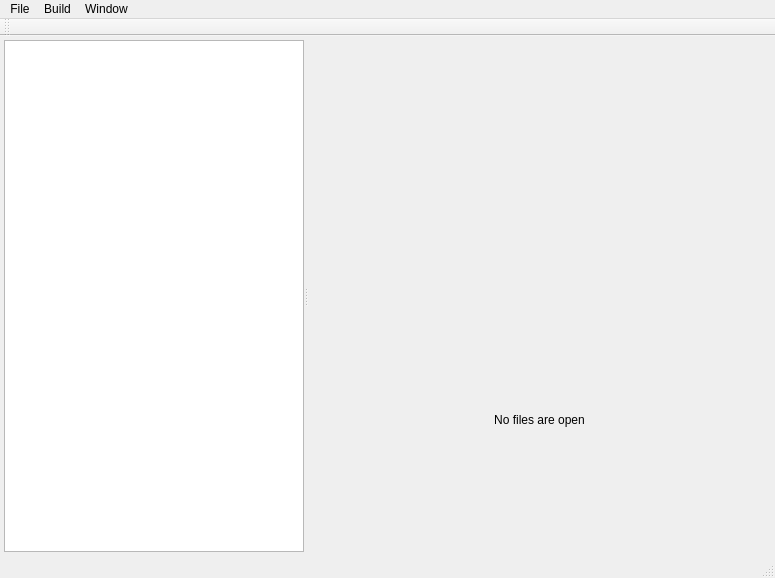
First picture: the form in main_window.ui, repository h13i32maru/navyjs-legacy2, before the edit.
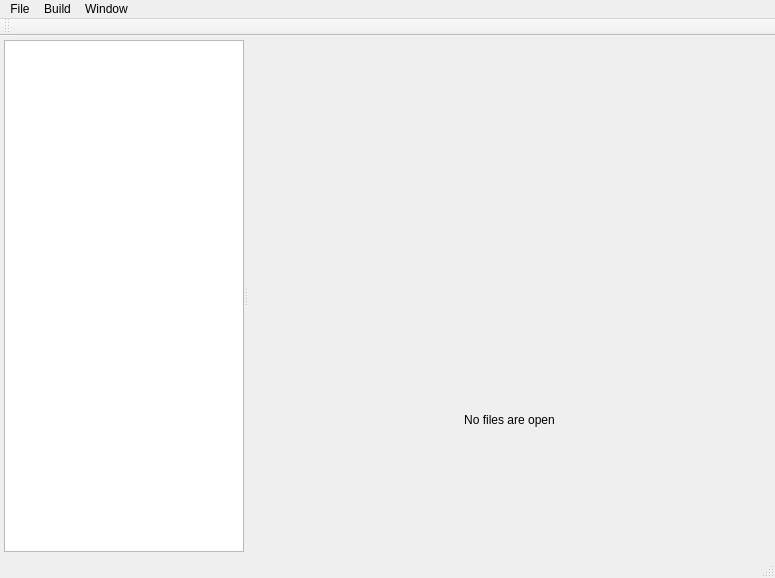
Second picture: the form after the edit. Custom widgets are drawn as their Qt base class.

Commit message: 横幅がちょっと大きいように感じたので修正

Diff of the .ui file:
```diff
--- a/main_window.ui
+++ b/main_window.ui
@@ -44,7 +44,7 @@
       <widget class="NTreeView" name="fileTreeView">
        <property name="maximumSize">
         <size>
-         <width>300</width>
+         <width>240</width>
          <height>16777215</height>
         </size>
        </property>
```
